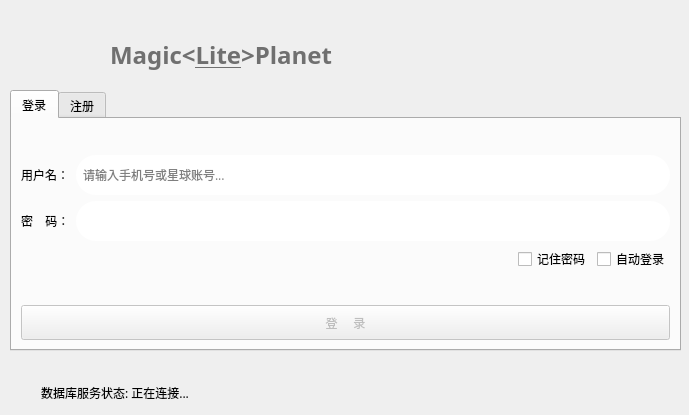
Qt form formLogin.ui (csthenry/weplanet-desktop) before a commit.
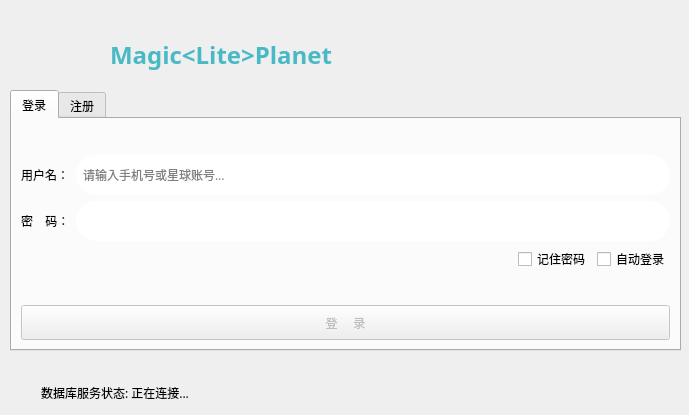
The same form after that commit. Icons and pictures are not drawn.

What changed in the file:
```diff
--- a/formLogin.ui
+++ b/formLogin.ui
@@ -163,7 +163,7 @@
     </font>
    </property>
    <property name="text">
-    <string>&lt;html&gt;&lt;head/&gt;&lt;body&gt;&lt;p&gt;&lt;span style=&quot; font-weight:600;&quot;&gt;Magic&amp;lt;&lt;/span&gt;&lt;span style=&quot; font-weight:600; text-decoration: underline;&quot;&gt;Lite&lt;/span&gt;&lt;span style=&quot; font-weight:600;&quot;&gt;&amp;gt;Planet&lt;/span&gt;&lt;/p&gt;&lt;/body&gt;&lt;/html&gt;</string>
+    <string>&lt;html&gt;&lt;head/&gt;&lt;body&gt;&lt;p&gt;&lt;span style=&quot; font-weight:600; color:#49b9c5;&quot;&gt;Magic&amp;lt;Lite&amp;gt;Planet&lt;/span&gt;&lt;/p&gt;&lt;/body&gt;&lt;/html&gt;</string>
    </property>
   </widget>
   <widget class="QTabWidget" name="tabWidget">
```
